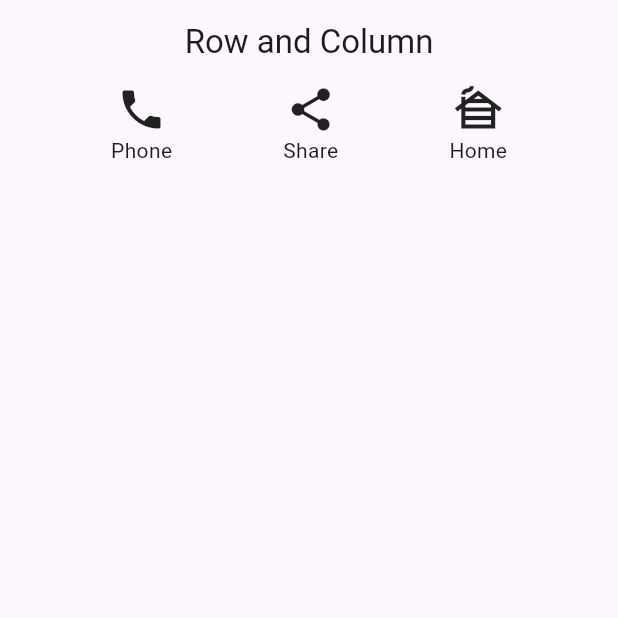
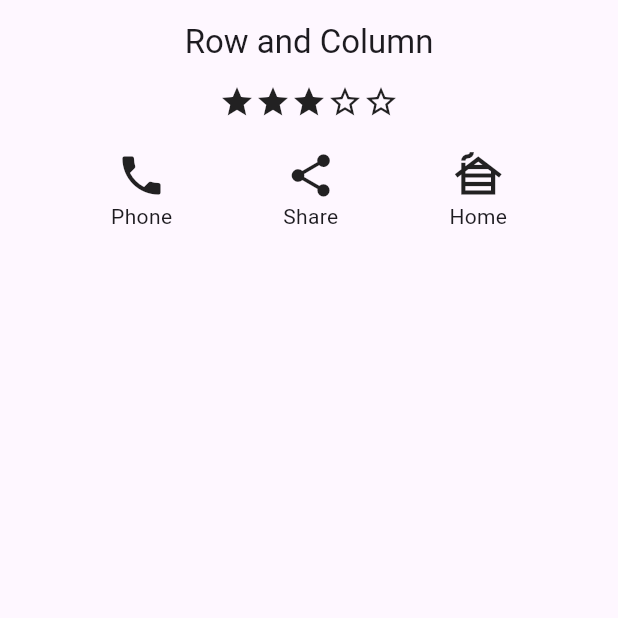
Before and after one commit to Sainathhiwale/flutter_bootcomp, a Flutter app: the screen it shows after launch, on a phone screen of 412 x 824 dp, the top half of it. Run offline on Flutter 3.47's test engine with Material 3 defaults, Android fonts, the phone set to English and light mode, and no system bars; our stand-ins replace fluttertoast, font_awesome_flutter.

Commit message:
change row to column and added new row for star icons

```diff
--- a/lib/screen/HomeRowColumnExpended.dart
+++ b/lib/screen/HomeRowColumnExpended.dart
@@ -11,7 +11,20 @@ class Homerowcolumnexpended extends StatelessWidget {
     return  Scaffold(
       appBar: AppBar(title: Text("Row and Column" ), centerTitle: true, ),
       body: Container(
-        child: Row(
+        child: Column(
+          children: [
+            Row(
+              mainAxisAlignment: MainAxisAlignment.center,
+              children: [
+                Icon(Icons.star),
+                Icon(Icons.star),
+                Icon(Icons.star),
+                Icon(Icons.star_border),
+                Icon(Icons.star_border),
+              ],
+            ),
+            SizedBox(height: 20,),
+            Row(
               mainAxisAlignment: MainAxisAlignment.spaceEvenly,
               children: [
                 Column(
@@ -36,6 +49,8 @@ class Homerowcolumnexpended extends StatelessWidget {
 
               ],
             ),
+          ],
+        ),
       ),
     );
   }
```
Lines whose indentation alone changed are shown as unchanged.
